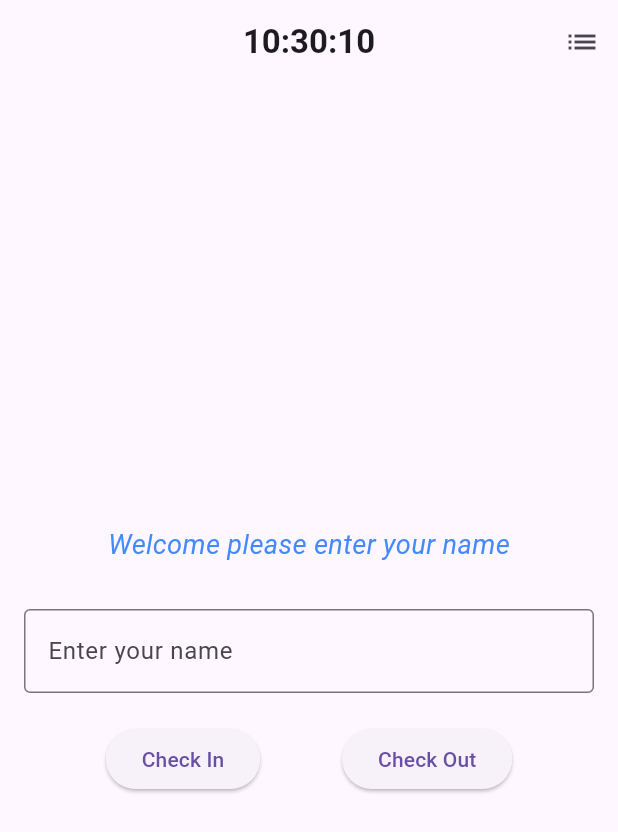
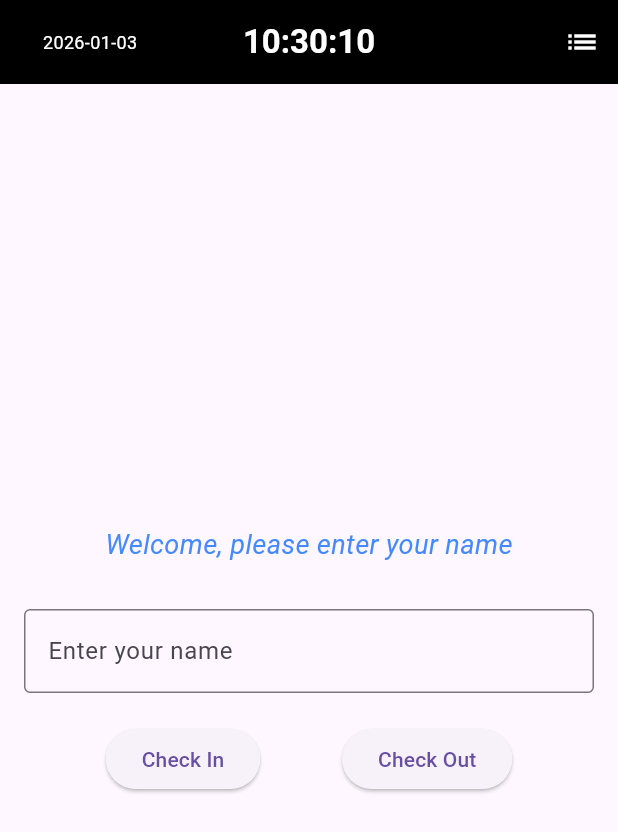
Before and after one commit to jadkaddoura/Finalproject, a Flutter app: the screen it shows after launch, after a tap on "Check In", after a tap on "Check Out", on a phone screen of 412 x 824 dp. Shown: the top 832 px of the screen. Run offline on Flutter 3.47's test engine with Material 3 defaults, Android fonts, the phone set to English and light mode, and no system bars.

Commit message:
final commit

```diff
--- a/lib/HomePage.dart
+++ b/lib/HomePage.dart
@@ -1,8 +1,7 @@
 import 'package:flutter/material.dart';
 import 'dart:async';
 import 'package:http/http.dart' as http;
-import 'dart:convert';
-import 'RecordsPage.dart';
+import 'records.dart';
 
 class HomePage extends StatefulWidget {
   const HomePage({super.key});
@@ -15,6 +14,7 @@ class _HomePageState extends State<HomePage> {
   final TextEditingController nameController = TextEditingController();
 
   String currentTime = "";
+  String currentDate = "";
   Timer? timer;
 
   final String baseUrl = "https://simarnouredine.atwebpages.com";
@@ -30,34 +30,37 @@ class _HomePageState extends State<HomePage> {
     final now = DateTime.now();
     setState(() {
       currentTime =
-      "${now.hour.toString().padLeft(2, '0')}:"
-          "${now.minute.toString().padLeft(2, '0')}:"
-          "${now.second.toString().padLeft(2, '0')}";
+      "${now.hour.toString().padLeft(2, '0')}:${now.minute.toString().padLeft(2, '0')}:${now.second.toString().padLeft(2, '0')}";
+      currentDate =
+      "${now.year}-${now.month.toString().padLeft(2, '0')}-${now.day.toString().padLeft(2, '0')}";
     });
+  }
+
+  void resetForm() {
+    nameController.clear();
+    FocusScope.of(context).unfocus();
   }
 
   Future<void> checkIn() async {
     final name = nameController.text.trim();
     if (name.isEmpty) return;
 
-    final resp = await http.post(
-      Uri.parse("$baseUrl/add_attendance.php"),
-      body: {
-        'name': name,
-        'date': DateTime.now().toString().substring(0, 10),
-        'check_in': DateTime.now().toString().substring(11, 19),
-      },
-    );
+    final encodedName = Uri.encodeComponent(name);
 
-    final body = json.decode(resp.body);
-    if (body["success"] == true) {
+    final url = Uri.parse(
+        "$baseUrl/add_attendance.php?name=$encodedName&date=$currentDate&check_in=$currentTime");
+
+    try {
+      final response = await http.get(url);
+      print("Check-in response: ${response.body}");
       ScaffoldMessenger.of(context).showSnackBar(
-        const SnackBar(content: Text("Checked in ✅")),
+        const SnackBar(content: Text("Checked in successfully")),
       );
-      nameController.clear();
-    } else {
+      resetForm();
+    } catch (e) {
+      print("Check-in error: $e");
       ScaffoldMessenger.of(context).showSnackBar(
-        SnackBar(content: Text("Check-in failed: ${body["error"] ?? "Unknown"}")),
+        SnackBar(content: Text("Check-in failed: $e")),
       );
     }
   }
@@ -66,23 +69,22 @@ class _HomePageState extends State<HomePage> {
     final name = nameController.text.trim();
     if (name.isEmpty) return;
 
-    final resp = await http.post(
-      Uri.parse("$baseUrl/update_checkout.php"),
-      body: {
-        'name': name,
-        'check_out': DateTime.now().toString().substring(11, 19),
-      },
-    );
+    final encodedName = Uri.encodeComponent(name);
 
-    final body = json.decode(resp.body);
-    if (body["success"] == true) {
+    final url =
+    Uri.parse("$baseUrl/update_checkout.php?name=$encodedName&check_out=$currentTime");
+
+    try {
+      final response = await http.get(url);
+      print("Check-out response: ${response.body}");
       ScaffoldMessenger.of(context).showSnackBar(
-        const SnackBar(content: Text("Checked out ✅")),
+        const SnackBar(content: Text("Checked out successfully")),
       );
-      nameController.clear();
-    } else {
+      resetForm();
+    } catch (e) {
+      print("Check-out error: $e");
       ScaffoldMessenger.of(context).showSnackBar(
-        SnackBar(content: Text("Check-out failed: ${body["error"] ?? "Unknown"}")),
+        SnackBar(content: Text("Check-out failed: $e")),
       );
     }
   }
@@ -98,18 +100,28 @@ class _HomePageState extends State<HomePage> {
   Widget build(BuildContext context) {
     return Scaffold(
       appBar: AppBar(
-        leadingWidth: 90,
-        leading: const SizedBox(),
+        backgroundColor: Colors.black,
+        leadingWidth: 120,
+        leading: Center(
+          child: Text(
+            currentDate,
+            style: const TextStyle(color: Colors.white, fontSize: 12),
+          ),
+        ),
         centerTitle: true,
         title: Text(
           currentTime,
-          style: const TextStyle(fontSize: 22, fontWeight: FontWeight.bold),
+          style: const TextStyle(
+            color: Colors.white,
+            fontSize: 22,
+            fontWeight: FontWeight.bold,
+          ),
         ),
         actions: [
           IconButton(
-            icon: const Icon(Icons.list),
-            onPressed: () {
-              Navigator.push(
+            icon: const Icon(Icons.list, color: Colors.white),
+            onPressed: () async {
+              await Navigator.push(
                 context,
                 MaterialPageRoute(builder: (_) => const RecordsPage()),
               );
@@ -123,8 +135,12 @@ class _HomePageState extends State<HomePage> {
           mainAxisAlignment: MainAxisAlignment.center,
           children: [
             const Text(
-              'Welcome please enter your name',
-              style: TextStyle(color: Colors.blueAccent, fontSize: 18, fontStyle: FontStyle.italic),
+              "Welcome, please enter your name",
+              style: TextStyle(
+                fontSize: 18,
+                color: Colors.blueAccent,
+                fontStyle: FontStyle.italic,
+              ),
             ),
             const SizedBox(height: 30),
             TextField(
@@ -138,8 +154,14 @@ class _HomePageState extends State<HomePage> {
             Row(
               mainAxisAlignment: MainAxisAlignment.spaceEvenly,
               children: [
-                ElevatedButton(onPressed: checkIn, child: const Text("Check In")),
-                ElevatedButton(onPressed: checkOut, child: const Text("Check Out")),
+                ElevatedButton(
+                  onPressed: checkIn,
+                  child: const Text("Check In"),
+                ),
+                ElevatedButton(
+                  onPressed: checkOut,
+                  child: const Text("Check Out"),
+                ),
               ],
             ),
           ],
--- a/lib/data.dart
+++ b/lib/data.dart
@@ -3,6 +3,8 @@ class Data {
   final String date;
   final String checkIn;
   final String checkOut;
+  final String id;
 
-  Data(this.name, this.date, {this.checkIn = "", this.checkOut = ""});
+  Data(this.name, this.date,
+      {this.checkIn = "", this.checkOut = "", required this.id});
 }
```
Also changed, not shown: lib/RecordsPage.dart (deleted, +0 -107 lines), lib/records.dart (added, +170 -0 lines), pubspec.lock.
